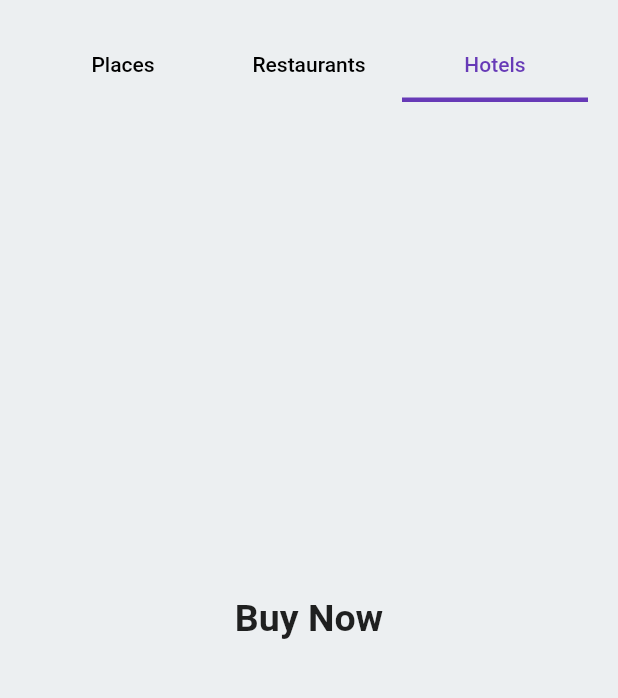
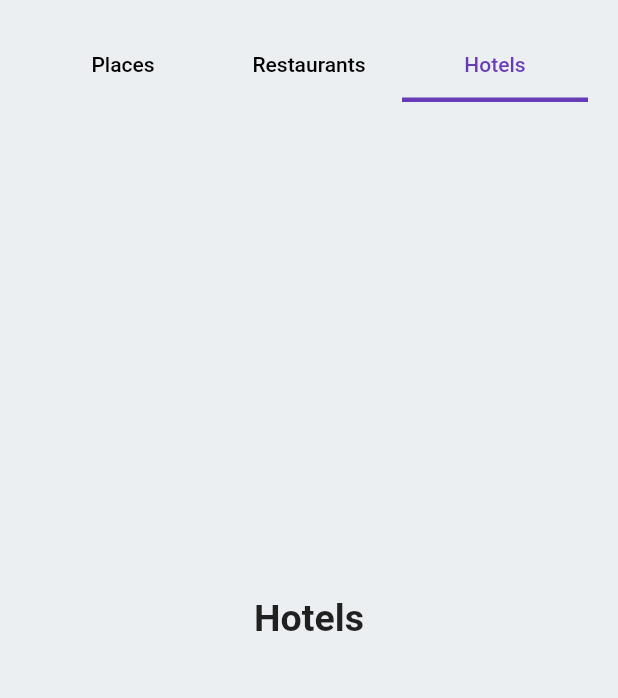
Before and after one commit to iamsahebgiri/apollo_04, a Flutter app: the screen it shows after launch, tab 3 chosen, on a phone screen of 412 x 824 dp, the part 102-800 px from its top. Run offline on Flutter 3.47's test engine with Material 2 defaults, Android fonts, the phone set to English and light mode, and no system bars; our stand-ins replace carousel_slider, concentric_transition; network calls fail.

```diff
--- a/app/lib/home/main_home.dart
+++ b/app/lib/home/main_home.dart
@@ -154,12 +154,27 @@ class _MainHomePageState extends State<MainHomePage>
                   controller: _tabController,
                   children: [
                     // first tab bar view widget
-                    Container(
-                      child: PlacesTab(),
+                    Column(
+                      children: <Widget>[
+                        PlacesTab(),
+                        SizedBox(
+                          height: 20.0,
+                        ),
+                        Align(
+                          alignment: Alignment.topLeft,
+                          child: Text(
+                            'More places to visit',
+                            style: TextStyle(
+                              fontSize: 18,
+                              fontWeight: FontWeight.w500,
+                            ),
+                          ),
+                        ),
+                      ],
                     ),
                     Center(
                       child: Text(
-                        'Place Bid',
+                        'Restaurants',
                         style: TextStyle(
                           fontSize: 25,
                           fontWeight: FontWeight.w600,
@@ -170,7 +185,7 @@ class _MainHomePageState extends State<MainHomePage>
                     // second tab bar view widget
                     Center(
                       child: Text(
-                        'Buy Now',
+                        'Hotels',
                         style: TextStyle(
                           fontSize: 25,
                           fontWeight: FontWeight.w600,
```
Also changed, not shown: app/lib/home/places.dart (+38 -10 lines).
